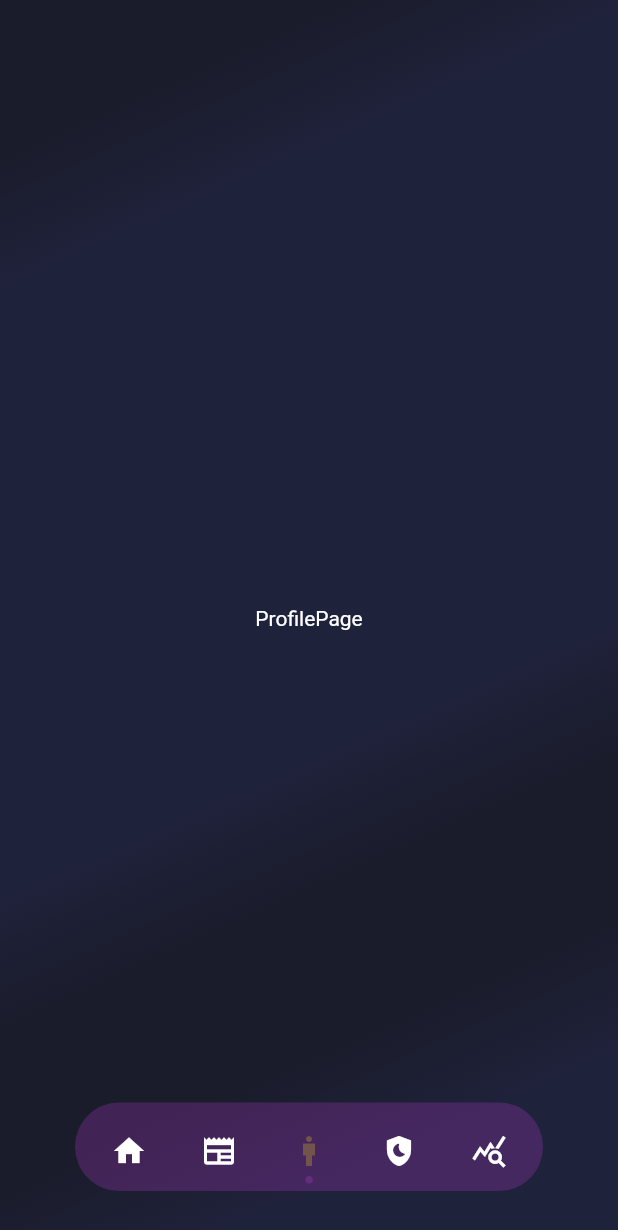
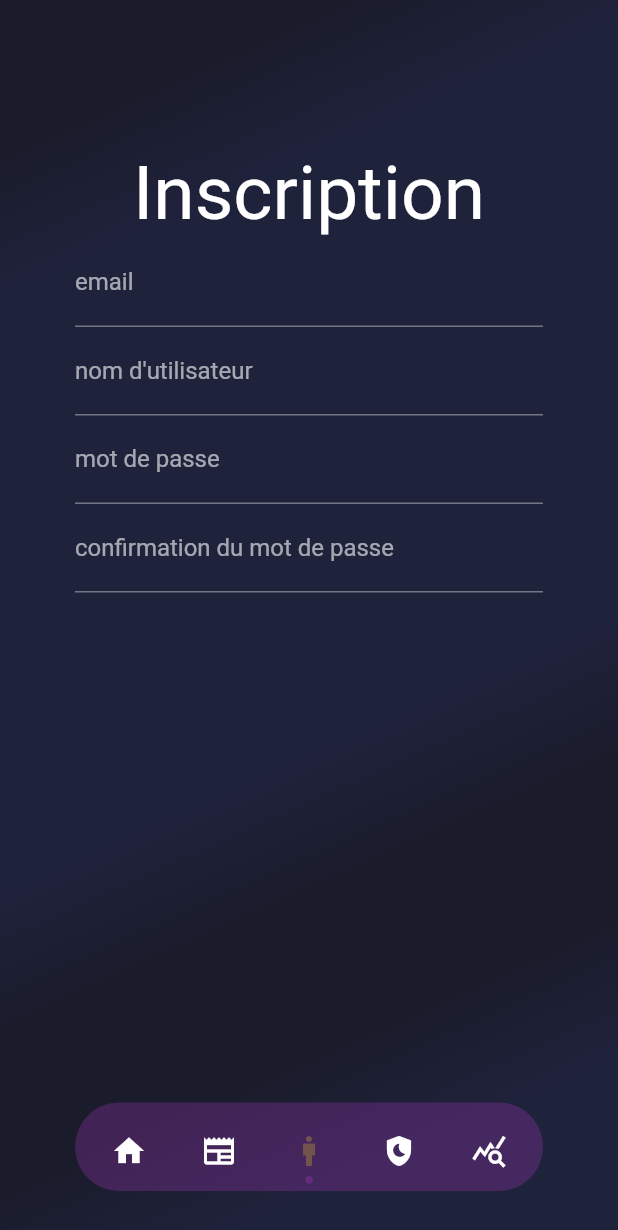
Before and after one commit to Sleepycatcher/sleepycatcher_app, a Flutter app: the screen it shows after launch, swiped to page 3, on a phone screen of 412 x 824 dp. Shown: the top 1230 px of the screen. Run offline on Flutter 3.47's test engine with Material 2 defaults, Android fonts, the light colour scheme and no system bars; drawn by our look-alikes of dot_navigation_bar; our stand-ins replace google_fonts.

Commit message:
début page inscription

```diff
--- a/lib/main.dart
+++ b/lib/main.dart
@@ -8,6 +8,8 @@ void main() {
 }
 
 class MyApp extends StatelessWidget {
+  const MyApp({super.key});
+
 
   @override
   Widget build(BuildContext context) {
--- /dev/null
+++ b/lib/pages/auth/register.dart
@@ -0,0 +1,47 @@
+import 'package:flutter/material.dart';
+
+final _formKey = GlobalKey<FormState>();
+
+class RegisterPage extends StatelessWidget {
+  const RegisterPage({Key? key}) : super(key: key);
+
+  @override
+  Widget build(BuildContext context) {
+    return Container(
+      margin: const EdgeInsets.symmetric(horizontal: 50, vertical: 100),
+      child: Form(
+        key: _formKey,
+          child: Column(
+            children: [
+              const Text("Inscription",
+              style: TextStyle(fontSize: 50)),
+              TextFormField(
+                decoration: const InputDecoration(
+                  border: UnderlineInputBorder(),
+                  labelText: 'email'
+                ),
+              ),
+              TextFormField(
+                decoration: const InputDecoration(
+                    border: UnderlineInputBorder(),
+                    labelText: "nom d'utilisateur"
+                ),
+              ),
+              TextFormField(
+                decoration: const InputDecoration(
+                  border: UnderlineInputBorder(),
+                  labelText: 'mot de passe'
+                ),
+              ),
+              TextFormField(
+                decoration: const InputDecoration(
+                  border: UnderlineInputBorder(),
+                  labelText: 'confirmation du mot de passe'
+                ),
+              ),
+            ],
+          )
+      ),
+    );
+  }
+}
--- a/lib/pages/home/home.dart
+++ b/lib/pages/home/home.dart
@@ -5,7 +5,7 @@ class HomePage extends StatelessWidget {
 
   @override
   Widget build(BuildContext context) {
-    return Center(
+    return const Center(
       child: Text('HomePage')
     );
   }
--- a/lib/widget/router.dart
+++ b/lib/widget/router.dart
@@ -1,15 +1,15 @@
-import 'dart:ui';
-
 import 'package:flutter/material.dart';
 import 'package:dot_navigation_bar/dot_navigation_bar.dart';
 import 'package:sleepycatcher/pages/news/news.dart';
 import 'package:sleepycatcher/pages/record/record.dart';
 import 'package:sleepycatcher/pages/statistics/statistics.dart';
+import 'package:sleepycatcher/pages/auth/register.dart';
 
 import '../pages/home/home.dart';
 import '../pages/profile/profile.dart';
 
 class RouterApp extends StatefulWidget {
+  const RouterApp({Key? key}) : super(key: key);
   @override
   _RouterAppState createState() => _RouterAppState();
 }
@@ -29,8 +29,6 @@ class _RouterAppState extends State<RouterApp> {
       _pageController.jumpToPage(_selectedTab);
     });
   }
-
-
 
   @override
   Widget build(BuildContext context) {
@@ -63,7 +61,8 @@ class _RouterAppState extends State<RouterApp> {
           children: const<Widget> [
             HomePage(),
             NewsPage(),
-            ProfilePage(),
+            //ProfilePage(),
+            RegisterPage(),
             RecordPage(),
             StatisticsPage(),
           ],
@@ -73,14 +72,11 @@ class _RouterAppState extends State<RouterApp> {
         padding: const EdgeInsets.only(bottom: 10),
         child: DotNavigationBar(
           margin: const EdgeInsets.only(left: 10, right: 10),
-        //  currentIndex: _SelectedTab.values.indexOf(_selectedTab),
           currentIndex: _selectedTab,
           dotIndicatorColor: Colors.purpleAccent.withOpacity(0.2),
           unselectedItemColor: Colors.white,
           backgroundColor: Colors.purpleAccent.withOpacity(0.2),
-          // enableFloatingNavBar: false,
           onTap: _handleIndexChangedByClick,
-
 
           items: [
             /// HomePage
```
